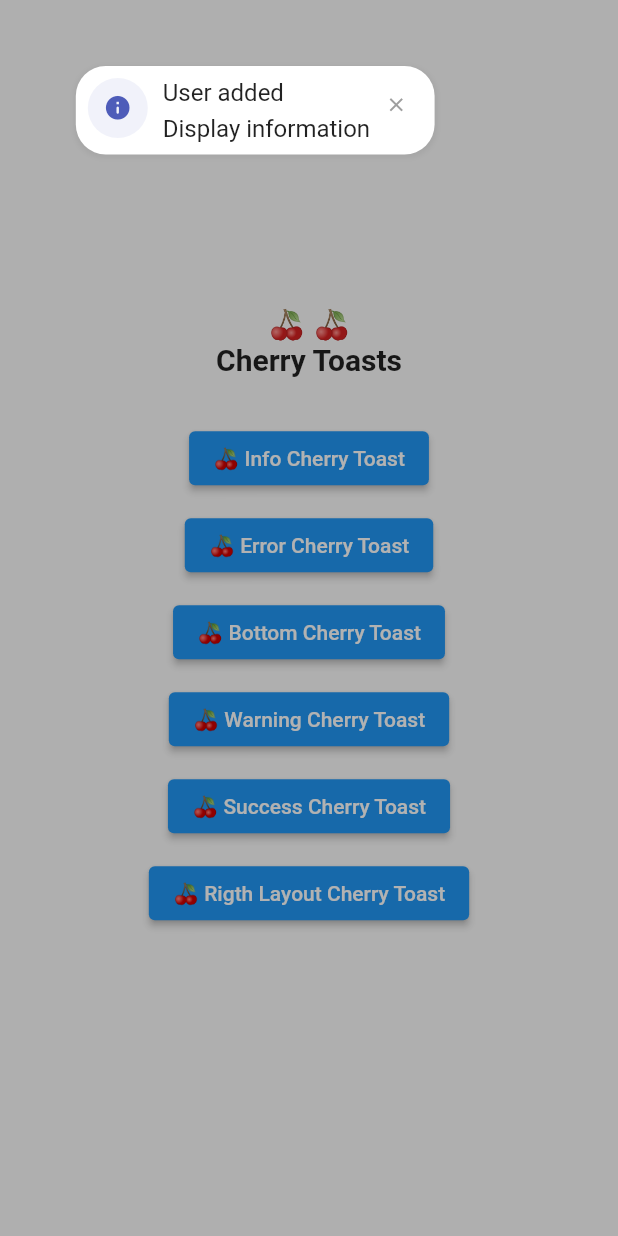
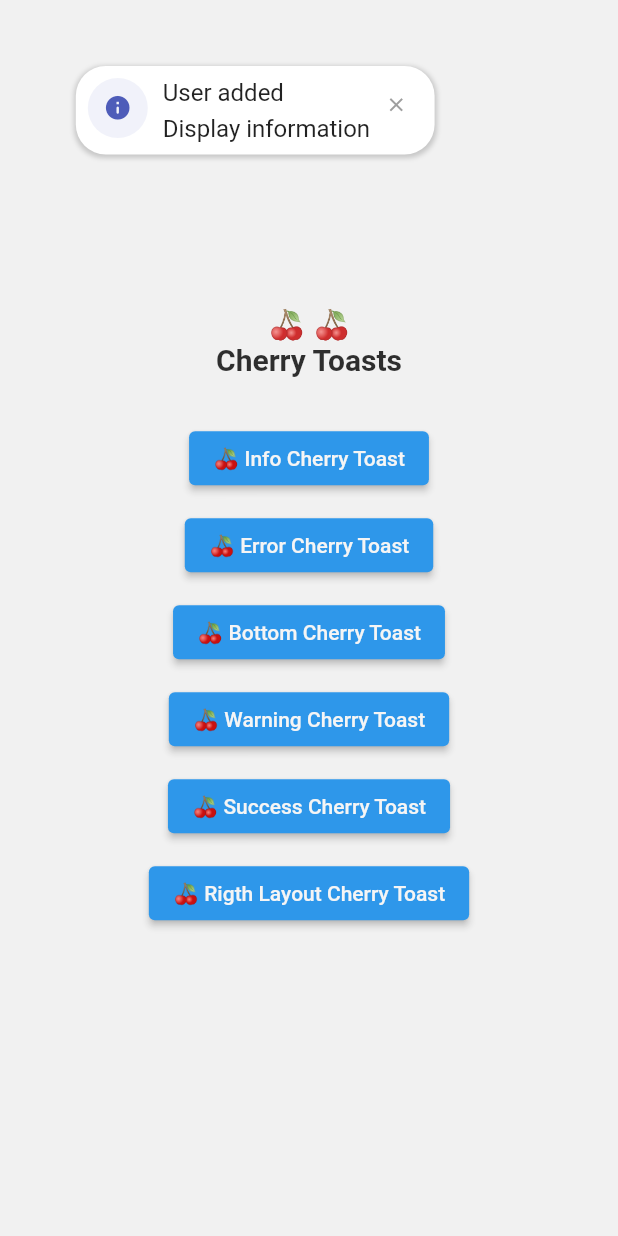
Before and after one commit to koukibadr/Cherry-Toast, a Flutter app: the screen it shows after launch, after a tap on "🍒 Info Cherry Toast", on a phone screen of 412 x 824 dp. Run offline on Flutter 3.47's test engine with Material 2 defaults, Android fonts, the phone set to English and light mode, and no system bars.

Commit message:
fix dismiss notification when pressing barrier

```diff
--- a/lib/cherry_toast.dart
+++ b/lib/cherry_toast.dart
@@ -22,7 +22,7 @@ class CherryToast extends StatefulWidget {
     ),
     this.animationCurve = Curves.ease,
     this.animationType = AnimationType.fromLeft,
-    this.autoDismiss = false,
+    this.autoDismiss = true,
     this.toastDuration = const Duration(
       milliseconds: 3000,
     ),
@@ -47,7 +47,7 @@ class CherryToast extends StatefulWidget {
     ),
     this.animationCurve = Curves.ease,
     this.animationType = AnimationType.fromLeft,
-    this.autoDismiss = false,
+    this.autoDismiss = true,
     this.toastDuration = const Duration(
       milliseconds: 3000,
     ),
@@ -74,7 +74,7 @@ class CherryToast extends StatefulWidget {
     ),
     this.animationCurve = Curves.ease,
     this.animationType = AnimationType.fromLeft,
-    this.autoDismiss = false,
+    this.autoDismiss = true,
     this.toastDuration = const Duration(
       milliseconds: 3000,
     ),
@@ -101,7 +101,7 @@ class CherryToast extends StatefulWidget {
     ),
     this.animationCurve = Curves.ease,
     this.animationType = AnimationType.fromLeft,
-    this.autoDismiss = false,
+    this.autoDismiss = true,
     this.toastDuration = const Duration(
       milliseconds: 3000,
     ),
@@ -128,7 +128,7 @@ class CherryToast extends StatefulWidget {
     ),
     this.animationCurve = Curves.ease,
     this.animationType = AnimationType.fromLeft,
-    this.autoDismiss = false,
+    this.autoDismiss = true,
     this.toastDuration = const Duration(
       milliseconds: 3000,
     ),
@@ -254,9 +254,13 @@ class CherryToast extends StatefulWidget {
   void show(BuildContext context) {
     Navigator.of(context).push(
       PageRouteBuilder(
-        barrierDismissible: autoDismiss,
-        barrierColor: Colors.black.withOpacity(0.3),
-        pageBuilder: (context, _, __) => SafeArea(
+        fullscreenDialog: false,
+        barrierColor: Colors.grey.withOpacity(0.1),
+        opaque: false,
+        barrierDismissible: true,
+        pageBuilder: (context, _, __) => GestureDetector(
+          onTap: Navigator.of(context).pop,
+          child: SafeArea(
             child: AlertDialog(
               backgroundColor: Colors.transparent,
               elevation: 0,
@@ -272,7 +276,7 @@ class CherryToast extends StatefulWidget {
               ),
             ),
           ),
-        opaque: false,
+        ),
       ),
     );
   }
@@ -308,7 +312,7 @@ class _CherryToastState extends State<CherryToast>
       autoDismissTimer = Timer(widget.toastDuration, () {
         slideController.reverse();
         Timer(widget.animationDuration, () {
-          Navigator.pop(context);
+          Navigator.maybePop(context);
         });
       });
     }
@@ -317,6 +321,7 @@ class _CherryToastState extends State<CherryToast>
   @override
   void dispose() {
     autoDismissTimer?.cancel();
+    slideController.dispose();
     super.dispose();
   }
 
```
Lines whose indentation alone changed are shown as unchanged.
